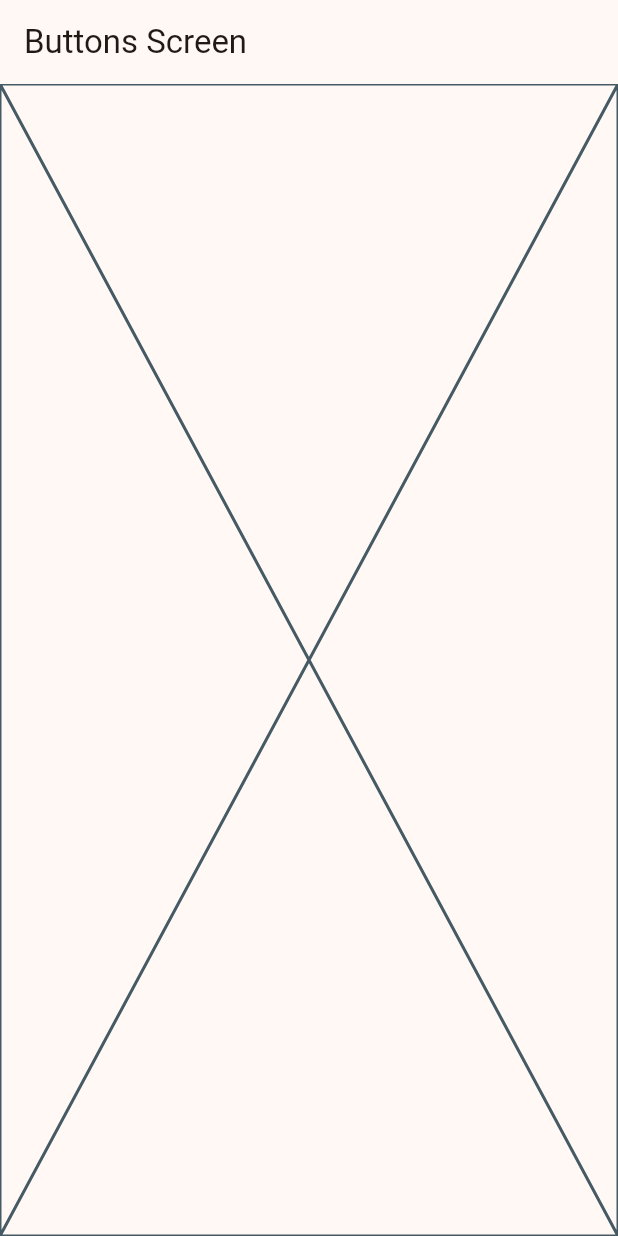
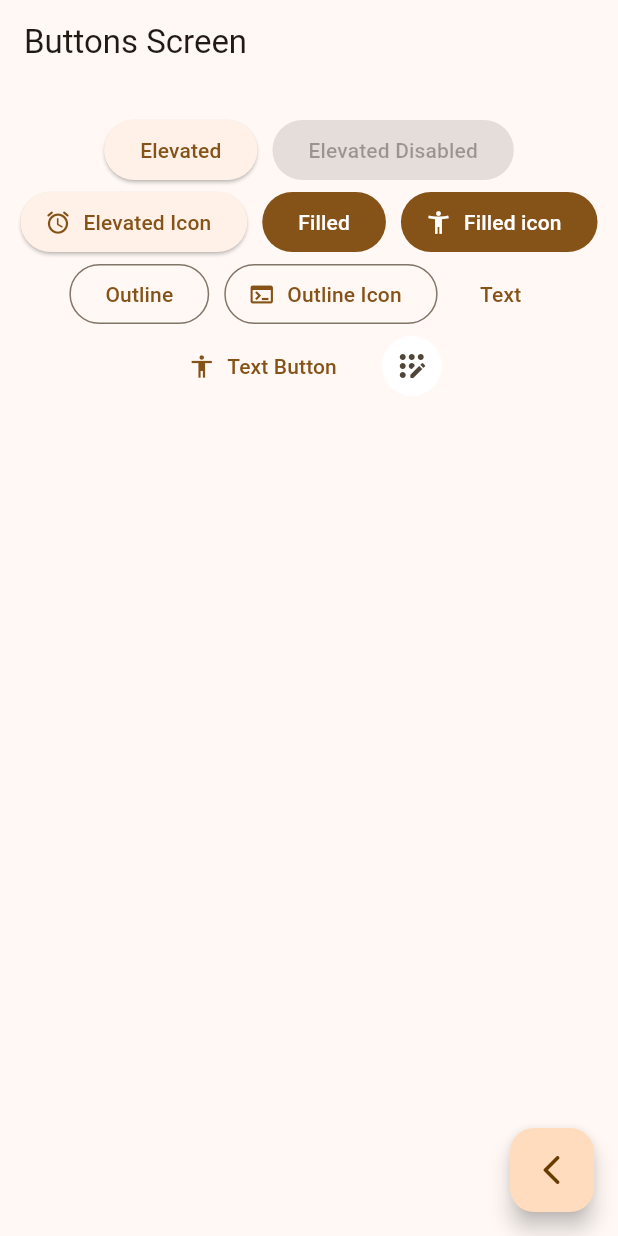
Before and after one commit to PabloVegaFundador/CursoFlutter, a Flutter app: the ButtonsScreen screen opened by its route, on a phone screen of 412 x 824 dp. Run offline on Flutter 3.47's test engine with Material 3 defaults, Android fonts, the phone set to English and light mode, and no system bars; our stand-ins replace animate_do, dio, go_router, video_player.

Commit message:
Implementa la pantalla de botones con navegación y varios tipos de botones

```diff
--- a/widgets_app/lib/presentations/screens/buttons/buttons_screen.dart
+++ b/widgets_app/lib/presentations/screens/buttons/buttons_screen.dart
@@ -1,4 +1,5 @@
 import 'package:flutter/material.dart';
+import 'package:go_router/go_router.dart';
 
 class ButtonsScreen extends StatelessWidget {
   static const String name = 'buttons_screen';
@@ -9,7 +10,76 @@ class ButtonsScreen extends StatelessWidget {
   Widget build(BuildContext context) {
     return Scaffold(
       appBar: AppBar(title: const Text('Buttons Screen')),
-      body: const Placeholder(),
+      body: _ButtonsView(),
+      floatingActionButton: FloatingActionButton(
+        child: Icon(Icons.arrow_back_ios_rounded),
+        onPressed: () {
+          context.pop();
+        },
+      ),
     );
   }
 }
+
+class _ButtonsView extends StatelessWidget {
+  const _ButtonsView();
+
+  @override
+  Widget build(BuildContext context) {
+    final colors = Theme.of(context).colorScheme;
+
+    return SizedBox(
+      width: double.infinity,
+      child: Padding(
+        padding: const EdgeInsets.symmetric(horizontal: 10, vertical: 20),
+        child: Wrap(
+          spacing: 10,
+          crossAxisAlignment: WrapCrossAlignment.center,
+          alignment: WrapAlignment.center,
+          children: [
+            ElevatedButton(onPressed: () {}, child: const Text('Elevated')),
+            const ElevatedButton(
+              onPressed: null,
+              child: Text('Elevated Disabled'),
+            ),
+            ElevatedButton.icon(
+              onPressed: () {},
+              icon: const Icon(Icons.access_alarm_rounded),
+              label: Text('Elevated Icon'),
+            ),
+
+            FilledButton(onPressed: () {}, child: const Text('Filled')),
+            FilledButton.icon(
+              onPressed: () {},
+              icon: const Icon(Icons.accessibility_new),
+              label: const Text("Filled icon"),
+            ),
+            OutlinedButton(onPressed: () {}, child: const Text('Outline')),
+            OutlinedButton.icon(
+              onPressed: () {},
+              icon: const Icon(Icons.terminal),
+              label: const Text('Outline Icon'),
+            ),
+            TextButton(onPressed: () {}, child: const Text('Text')),
+            TextButton.icon(
+              onPressed: () {},
+              icon: Icon(Icons.accessibility_outlined),
+              label: const Text('Text Button'),
+            ),
+
+            //TODO: custom button
+            IconButton(
+              onPressed: () {},
+              icon: const Icon(Icons.app_registration_rounded),
+              style: ButtonStyle(
+                backgroundColor: WidgetStatePropertyAll(
+                  Colors.white,
+                ), // MaterialStatePropertyAll está obsoleto
+              ),
+            ),
+          ],
+        ),
+      ),
+    );
+  }
+}
```
